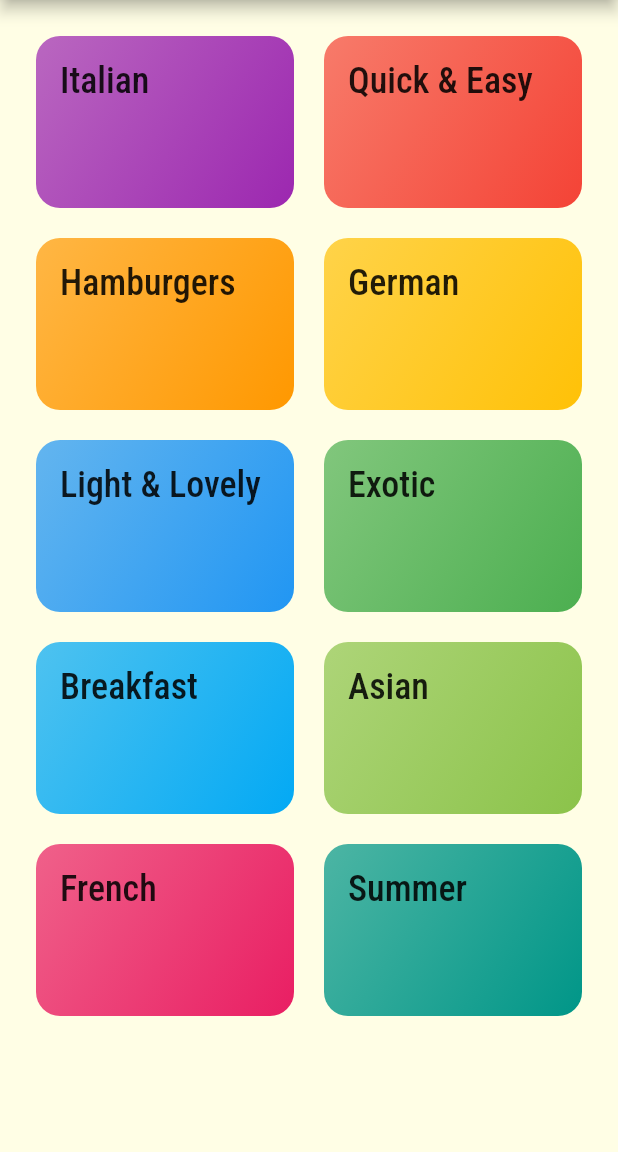
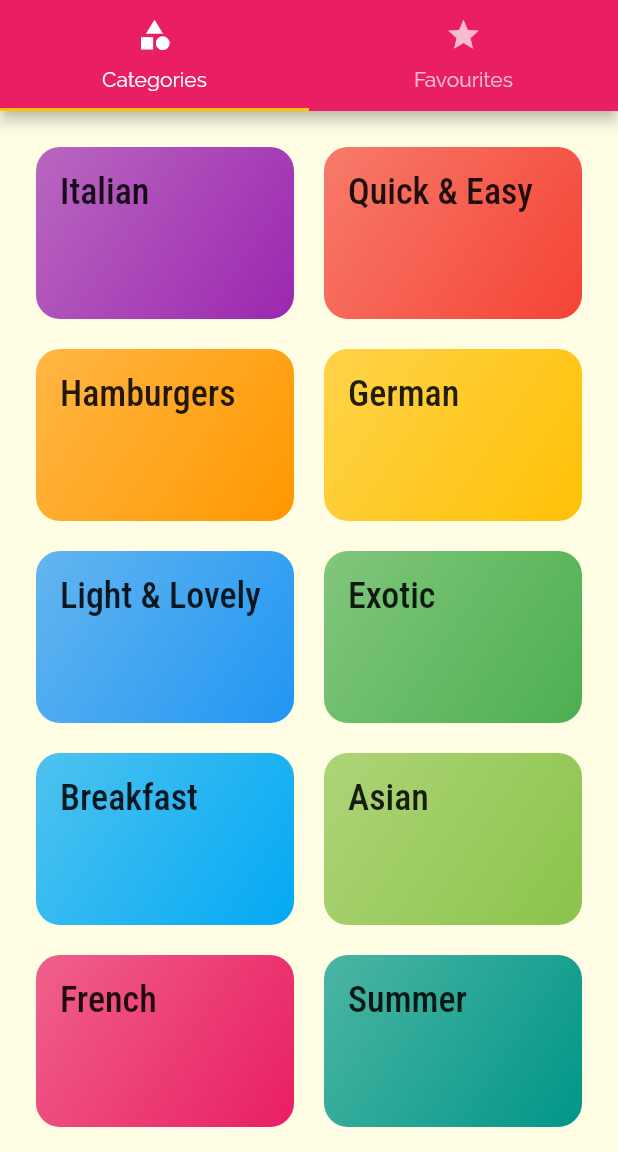
Before and after one commit to Auclown/flutter-meals, a Flutter app: the screen it shows after launch, on a phone screen of 412 x 824 dp, the part 84-1236 px from its top. Run offline on Flutter 3.47's test engine with Material 2 defaults, Android fonts, the phone set to English and light mode, and no system bars.

Commit message:
favourite screen added, tabs screen added

```diff
--- a/lib/main.dart
+++ b/lib/main.dart
@@ -1,5 +1,6 @@
 import 'package:flutter/material.dart';
 
+import './screens/tabs_screen.dart';
 import './screens/meal_detail_screen.dart';
 import './screens/category_meals.dart';
 import './screens/categories_screen.dart';
@@ -30,7 +31,7 @@ class MyApp extends StatelessWidget {
             ),
       ),
       routes: {
-        '/': (ctx) => CategoriesScreen(),
+        '/': (ctx) => TabsScreen(),
         CategoryMealsScreen.routeName: (ctx) => CategoryMealsScreen(),
         MealDetailScreen.routeName: (ctx) => MealDetailScreen(),
       },
--- a/lib/screens/categories_screen.dart
+++ b/lib/screens/categories_screen.dart
@@ -6,16 +6,11 @@ import '../widgets/category_item.dart';
 class CategoriesScreen extends StatelessWidget {
   @override
   Widget build(BuildContext context) {
-    return Scaffold(
-      appBar: AppBar(
-        title: const Text('Meals'),
-      ),
-      body: GridView(
+    return GridView(
       padding: const EdgeInsets.all(24),
       children: DUMMY_CATEGORIES
           .map(
-              (catData) =>
-                  CategoryItem(catData.id, catData.title, catData.color),
+            (catData) => CategoryItem(catData.id, catData.title, catData.color),
           )
           .toList(),
       gridDelegate: SliverGridDelegateWithMaxCrossAxisExtent(
@@ -24,7 +19,6 @@ class CategoriesScreen extends StatelessWidget {
         crossAxisSpacing: 20,
         mainAxisSpacing: 20,
       ),
-      ),
     );
   }
 }
--- /dev/null
+++ b/lib/screens/favourites_screen.dart
@@ -0,0 +1,10 @@
+import 'package:flutter/material.dart';
+
+class FavouritesScreen extends StatelessWidget {
+  @override
+  Widget build(BuildContext context) {
+    return Center(
+      child: Text("The Favourites"),
+    );
+  }
+}
--- /dev/null
+++ b/lib/screens/tabs_screen.dart
@@ -0,0 +1,42 @@
+import 'package:flutter/material.dart';
+
+import './categories_screen.dart';
+import './favourites_screen.dart';
+
+class TabsScreen extends StatefulWidget {
+  @override
+  _TabsScreenState createState() => _TabsScreenState();
+}
+
+class _TabsScreenState extends State<TabsScreen> {
+  @override
+  Widget build(BuildContext context) {
+    return DefaultTabController(
+      length: 2,
+      // initialIndex: 0,
+      child: Scaffold(
+        appBar: AppBar(
+          title: Text('Meals'),
+          bottom: TabBar(
+            tabs: <Widget>[
+              Tab(
+                icon: Icon(Icons.category),
+                text: "Categories",
+              ),
+              Tab(
+                icon: Icon(Icons.star),
+                text: "Favourites",
+              ),
+            ],
+          ),
+        ),
+        body: TabBarView(
+          children: <Widget>[
+            CategoriesScreen(),
+            FavouritesScreen(),
+          ],
+        ),
+      ),
+    );
+  }
+}
```
Lines whose indentation alone changed are shown as unchanged.
